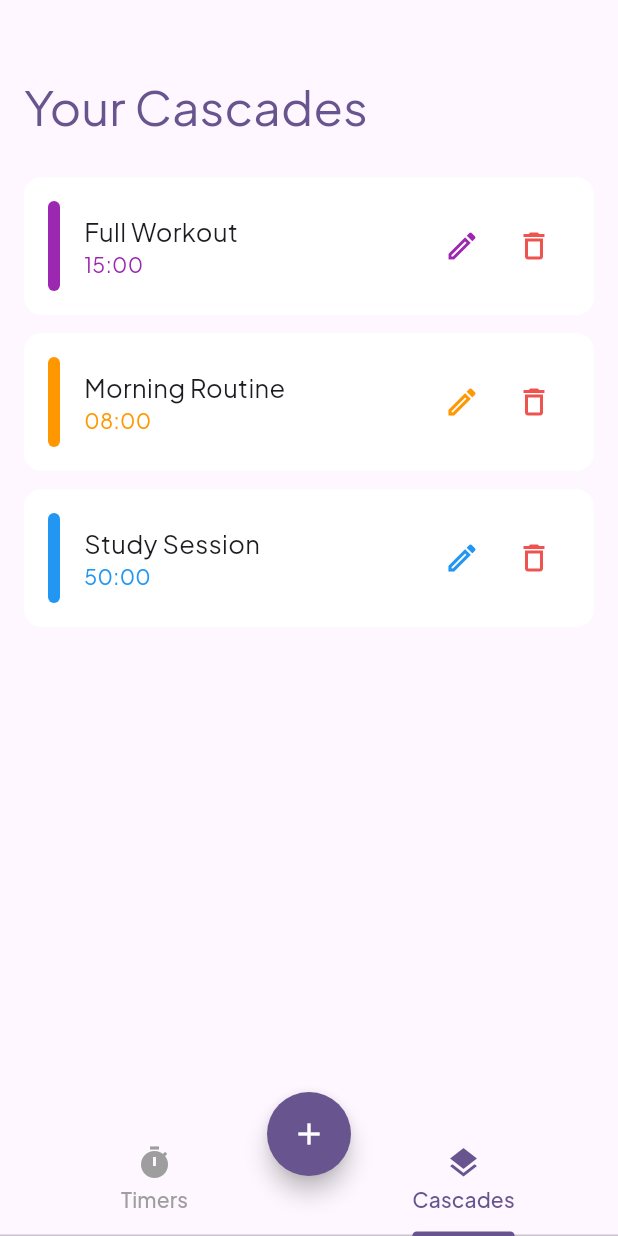
After one commit to XilefEel/Cascade, a Flutter app: the screen it shows after launch, tab 2 chosen, after a tap on the "edit" icon, on a phone screen of 412 x 824 dp. The commit adds this screen. Run offline on Flutter 3.47's test engine with Material 3 defaults, Android fonts, the phone set to English and light mode, and no system bars; our stand-ins replace google_fonts.

Commit message:
updated folder structure and added cascades screen

```diff
--- a/lib/main.dart
+++ b/lib/main.dart
@@ -1,5 +1,6 @@
 import 'package:flutter/material.dart';
 import 'package:google_fonts/google_fonts.dart';
+import 'screens/home_page.dart';
 
 void main() {
   runApp(const MyApp());
@@ -20,207 +21,3 @@ class MyApp extends StatelessWidget {
     );
   }
 }
-
-class HomePage extends StatefulWidget {
-  const HomePage({super.key});
-
-  @override
-  State<HomePage> createState() => _HomePageState();
-}
-
-class _HomePageState extends State<HomePage> {
-  @override
-  Widget build(BuildContext context) {
-    final mockTimers = [
-      TimerData(
-        name: 'Rest 60s',
-        duration: const Duration(seconds: 60),
-        color: Colors.blue,
-      ),
-      TimerData(
-        name: 'Plank',
-        duration: const Duration(minutes: 3),
-        color: Colors.green,
-      ),
-      TimerData(
-        name: 'HIIT Round',
-        duration: const Duration(seconds: 45),
-        color: Colors.orange,
-      ),
-      TimerData(
-        name: 'Cool Down',
-        duration: const Duration(minutes: 5),
-        color: Colors.purple,
-      ),
-      TimerData(
-        name: 'Stretch',
-        duration: const Duration(minutes: 10),
-        color: Colors.red,
-      ),
-      TimerData(
-        name: 'Rest 60s',
-        duration: const Duration(seconds: 60),
-        color: Colors.blue,
-      ),
-      TimerData(
-        name: 'Plank',
-        duration: const Duration(minutes: 3),
-        color: Colors.green,
-      ),
-      TimerData(
-        name: 'HIIT Round',
-        duration: const Duration(seconds: 45),
-        color: Colors.orange,
-      ),
-      TimerData(
-        name: 'Cool Down',
-        duration: const Duration(minutes: 5),
-        color: Colors.purple,
-      ),
-      TimerData(
-        name: 'Stretch',
-        duration: const Duration(minutes: 10),
-        color: Colors.red,
-      ),
-    ];
-    return Scaffold(
-      body: ListView(
-        padding: const EdgeInsets.only(
-          top: 48.0,
-          left: 16.0,
-          right: 16.0,
-          bottom: 100.0,
-        ),
-        children: [
-          Padding(
-            padding: const EdgeInsets.only(bottom: 24.0),
-            child: Text(
-              'Your Timers',
-              style: TextStyle(
-                fontSize: 32,
-                color: Theme.of(context).colorScheme.primary,
-              ),
-            ),
-          ),
-
-          ...mockTimers.map(
-            (timer) => Padding(
-              padding: const EdgeInsets.only(bottom: 12.0),
-              child: TimerCard(timer: timer),
-            ),
-          ),
-        ],
-      ),
-      floatingActionButtonLocation: FloatingActionButtonLocation.centerFloat,
-      floatingActionButton: FloatingActionButton(
-        onPressed: () => {},
-        tooltip: 'New Timer',
-        backgroundColor: Theme.of(context).colorScheme.primary,
-        foregroundColor: Theme.of(context).colorScheme.onPrimary,
-        shape: const CircleBorder(),
-        child: const Icon(Icons.add),
-      ),
-      bottomNavigationBar: BottomNavigationBar(
-        items: const [
-          BottomNavigationBarItem(icon: Icon(Icons.timer), label: 'Timers'),
-          BottomNavigationBarItem(icon: Icon(Icons.link), label: 'Chains'),
-        ],
-      ),
-    );
-  }
-}
-
-class TimerCard extends StatelessWidget {
-  final TimerData timer;
-
-  const TimerCard({super.key, required this.timer});
-
-  String formatDuration(Duration duration) {
-    String twoDigits(int n) => n.toString().padLeft(2, '0');
-    String hours = twoDigits(duration.inHours);
-    String minutes = twoDigits(duration.inMinutes.remainder(60));
-    String seconds = twoDigits(duration.inSeconds.remainder(60));
-
-    if (duration.inHours > 0) {
-      return '$hours:$minutes:$seconds';
-    } else {
-      return '$minutes:$seconds';
-    }
-  }
-
-  @override
-  Widget build(BuildContext context) {
-    return Material(
-      color: Colors.white,
-      borderRadius: BorderRadius.circular(12.0),
-      child: InkWell(
-        onTap: () {},
-        hoverColor: timer.color.withOpacity(0.05),
-        borderRadius: BorderRadius.circular(12.0),
-        splashColor: timer.color.withOpacity(0.2),
-        highlightColor: timer.color.withOpacity(0.1),
-        child: Container(
-          decoration: BoxDecoration(borderRadius: BorderRadius.circular(12.0)),
-          child: Padding(
-            padding: const EdgeInsets.all(16),
-            child: Row(
-              children: [
-                Expanded(
-                  child: Row(
-                    children: [
-                      Container(
-                        width: 8,
-                        height: 60,
-                        decoration: BoxDecoration(
-                          color: timer.color,
-                          borderRadius: BorderRadius.circular(4),
-                        ),
-                      ),
-                      const SizedBox(width: 16),
-                      Expanded(
-                        child: Column(
-                          crossAxisAlignment: CrossAxisAlignment.start,
-                          children: [
-                            Text(
-                              timer.name,
-                              style: const TextStyle(fontSize: 17),
-                            ),
-                            Text(
-                              formatDuration(timer.duration),
-                              style: TextStyle(
-                                fontSize: 14,
-                                color: timer.color,
-                              ),
-                            ),
-                          ],
-                        ),
-                      ),
-                    ],
-                  ),
-                ),
-
-                IconButton(
-                  onPressed: () {},
-                  icon: Icon(Icons.edit_outlined, color: timer.color),
-                  tooltip: 'Edit',
-                ),
-                IconButton(
-                  onPressed: () {},
-                  icon: Icon(Icons.delete_outlined, color: Colors.red[400]),
-                ),
-              ],
-            ),
-          ),
-        ),
-      ),
-    );
-  }
-}
-
-class TimerData {
-  final String name;
-  final Duration duration;
-  final Color color;
-
-  TimerData({required this.name, required this.duration, required this.color});
-}
--- /dev/null
+++ b/lib/models/cascade.dart
@@ -0,0 +1,15 @@
+import 'package:flutter/material.dart';
+
+class CascadeData {
+  final String name;
+  final int timerCount;
+  final Duration totalDuration;
+  final Color color;
+
+  CascadeData({
+    required this.name,
+    required this.timerCount,
+    required this.totalDuration,
+    required this.color,
+  });
+}
--- /dev/null
+++ b/lib/models/timer.dart
@@ -0,0 +1,9 @@
+import 'package:flutter/material.dart';
+
+class TimerData {
+  final String name;
+  final Duration duration;
+  final Color color;
+
+  TimerData({required this.name, required this.duration, required this.color});
+}
--- /dev/null
+++ b/lib/screens/cascade_page.dart
@@ -0,0 +1,59 @@
+import 'package:flutter/material.dart';
+import '../widgets/cascade_card.dart';
+import '../models/cascade.dart';
+
+class CascadesPage extends StatelessWidget {
+  const CascadesPage({super.key});
+
+  @override
+  Widget build(BuildContext context) {
+    final mockCascades = [
+      CascadeData(
+        name: 'Full Workout',
+        timerCount: 5,
+        totalDuration: const Duration(minutes: 15),
+        color: Colors.purple,
+      ),
+      CascadeData(
+        name: 'Morning Routine',
+        timerCount: 3,
+        totalDuration: const Duration(minutes: 8),
+        color: Colors.orange,
+      ),
+      CascadeData(
+        name: 'Study Session',
+        timerCount: 4,
+        totalDuration: const Duration(minutes: 50),
+        color: Colors.blue,
+      ),
+    ];
+
+    return ListView(
+      padding: const EdgeInsets.only(
+        top: 48.0,
+        left: 16.0,
+        right: 16.0,
+        bottom: 100.0,
+      ),
+      children: [
+        Padding(
+          padding: const EdgeInsets.only(bottom: 24.0),
+          child: Text(
+            'Your Cascades',
+            style: TextStyle(
+              fontSize: 32,
+              color: Theme.of(context).colorScheme.primary,
+            ),
+          ),
+        ),
+
+        ...mockCascades.map(
+          (cascade) => Padding(
+            padding: const EdgeInsets.only(bottom: 12.0),
+            child: CascadeCard(cascade: cascade),
+          ),
+        ),
+      ],
+    );
+  }
+}
--- /dev/null
+++ b/lib/screens/home_page.dart
@@ -0,0 +1,78 @@
+import 'package:cascade/screens/cascade_page.dart';
+import 'package:flutter/material.dart';
+import 'timer_page.dart';
+
+class HomePage extends StatefulWidget {
+  const HomePage({super.key});
+
+  @override
+  State<HomePage> createState() => _HomePageState();
+}
+
+class _HomePageState extends State<HomePage>
+    with SingleTickerProviderStateMixin {
+  late PageController _pageController;
+  late TabController _tabController;
+
+  @override
+  void initState() {
+    super.initState();
+    _pageController = PageController();
+    _tabController = TabController(length: 2, vsync: this);
+  }
+
+  @override
+  void dispose() {
+    _pageController.dispose();
+    _tabController.dispose();
+    super.dispose();
+  }
+
+  @override
+  Widget build(BuildContext context) {
+    return Scaffold(
+      body: Column(
+        children: [
+          Expanded(
+            child: PageView(
+              controller: _pageController,
+              onPageChanged: (index) {
+                _tabController.animateTo(index);
+              },
+              children: const [TimersPage(), CascadesPage()],
+            ),
+          ),
+          TabBar(
+            controller: _tabController,
+            labelColor: Theme.of(context).colorScheme.primary,
+            unselectedLabelColor: Colors.grey,
+            indicatorColor: Theme.of(context).colorScheme.primary,
+            onTap: (index) {
+              _pageController.animateToPage(
+                index,
+                duration: const Duration(milliseconds: 300),
+                curve: Curves.easeInOut,
+              );
+            },
+            tabs: const [
+              Tab(icon: Icon(Icons.timer), text: 'Timers'),
+              Tab(icon: Icon(Icons.layers), text: 'Cascades'),
+            ],
+          ),
+        ],
+      ),
+      floatingActionButtonLocation: FloatingActionButtonLocation.centerFloat,
+      floatingActionButton: Padding(
+        padding: const EdgeInsets.only(bottom: 24.0),
+        child: FloatingActionButton(
+          onPressed: () => {},
+          tooltip: 'New Timer',
+          backgroundColor: Theme.of(context).colorScheme.primary,
+          foregroundColor: Theme.of(context).colorScheme.onPrimary,
+          shape: const CircleBorder(),
+          child: const Icon(Icons.add),
+        ),
+      ),
+    );
+  }
+}
--- /dev/null
+++ b/lib/screens/timer_page.dart
@@ -0,0 +1,97 @@
+import 'package:flutter/material.dart';
+import '../models/timer.dart';
+import '../widgets/timer_card.dart';
+
+class TimersPage extends StatefulWidget {
+  const TimersPage({super.key});
+
+  @override
+  State<TimersPage> createState() => _TimersPageState();
+}
+
+class _TimersPageState extends State<TimersPage> {
+  @override
+  Widget build(BuildContext context) {
+    final mockTimers = [
+      TimerData(
+        name: 'Rest 60s',
+        duration: const Duration(seconds: 60),
+        color: Colors.blue,
+      ),
+      TimerData(
+        name: 'Plank',
+        duration: const Duration(minutes: 3),
+        color: Colors.green,
+      ),
+      TimerData(
+        name: 'HIIT Round',
+        duration: const Duration(seconds: 45),
+        color: Colors.orange,
+      ),
+      TimerData(
+        name: 'Cool Down',
+        duration: const Duration(minutes: 5),
+        color: Colors.purple,
+      ),
+      TimerData(
+        name: 'Stretch',
+        duration: const Duration(minutes: 10),
+        color: Colors.red,
+      ),
+      TimerData(
+        name: 'Rest 60s',
+        duration: const Duration(seconds: 60),
+        color: Colors.blue,
+      ),
+      TimerData(
+        name: 'Plank',
+        duration: const Duration(minutes: 3),
+        color: Colors.green,
+      ),
+      TimerData(
+        name: 'HIIT Round',
+        duration: const Duration(seconds: 45),
+        color: Colors.orange,
+      ),
+      TimerData(
+        name: 'Cool Down',
+        duration: const Duration(minutes: 5),
+        color: Colors.purple,
+      ),
+      TimerData(
+        name: 'Stretch',
+        duration: const Duration(minutes: 10),
+        color: Colors.red,
+      ),
+    ];
+    return Scaffold(
+      body: ListView(
+        padding: const EdgeInsets.only(
+          top: 48.0,
+          left: 16.0,
+          right: 16.0,
+          bottom: 100.0,
+        ),
+        children: [
+          Padding(
+            padding: const EdgeInsets.only(bottom: 24.0),
+            child: Text(
+              'Your Timers',
+              style: TextStyle(
+                fontSize: 32,
+                color: Theme.of(context).colorScheme.primary,
+              ),
+            ),
+          ),
+
+          ...mockTimers.map(
+            (timer) => Padding(
+              padding: const EdgeInsets.only(bottom: 12.0),
+              child: TimerCard(timer: timer),
+            ),
+          ),
+        ],
+      ),
+    );
+  }
+}
--- /dev/null
+++ b/lib/widgets/cascade_card.dart
@@ -0,0 +1,89 @@
+import 'package:flutter/material.dart';
+import '../models/cascade.dart';
+
+class CascadeCard extends StatelessWidget {
+  final CascadeData cascade;
+
+  const CascadeCard({super.key, required this.cascade});
+
+  String formatDuration(Duration duration) {
+    String twoDigits(int n) => n.toString().padLeft(2, '0');
+    String hours = twoDigits(duration.inHours);
+    String minutes = twoDigits(duration.inMinutes.remainder(60));
+    String seconds = twoDigits(duration.inSeconds.remainder(60));
+
+    if (duration.inHours > 0) {
+      return '$hours:$minutes:$seconds';
+    } else {
+      return '$minutes:$seconds';
+    }
+  }
+
+  @override
+  Widget build(BuildContext context) {
+    return Material(
+      color: Colors.white,
+      borderRadius: BorderRadius.circular(12.0),
+      child: InkWell(
+        onTap: () {},
+        hoverColor: cascade.color.withOpacity(0.05),
+        borderRadius: BorderRadius.circular(12.0),
+        splashColor: cascade.color.withOpacity(0.2),
+        highlightColor: cascade.color.withOpacity(0.1),
+        child: Container(
+          decoration: BoxDecoration(borderRadius: BorderRadius.circular(12.0)),
+          child: Padding(
+            padding: const EdgeInsets.all(16),
+            child: Row(
+              children: [
+                Expanded(
+                  child: Row(
+                    children: [
+                      Container(
+                        width: 8,
+                        height: 60,
+                        decoration: BoxDecoration(
+                          color: cascade.color,
+                          borderRadius: BorderRadius.circular(4),
+                        ),
+                      ),
+                      const SizedBox(width: 16),
+                      Expanded(
+                        child: Column(
+                          crossAxisAlignment: CrossAxisAlignment.start,
+                          children: [
+                            Text(
+                              cascade.name,
+                              style: const TextStyle(fontSize: 17),
+                            ),
+                            Text(
+                              formatDuration(cascade.totalDuration),
+                              style: TextStyle(
+                                fontSize: 14,
+                                color: cascade.color,
+                              ),
+                            ),
+                          ],
+                        ),
+                      ),
+                    ],
+                  ),
+                ),
+
+                IconButton(
+                  onPressed: () {},
+                  icon: Icon(Icons.edit_outlined, color: cascade.color),
+                  tooltip: 'Edit',
+                ),
+                IconButton(
+                  onPressed: () {},
+                  icon: Icon(Icons.delete_outlined, color: Colors.red[400]),
+                ),
+              ],
+            ),
+          ),
+        ),
+      ),
+    );
+  }
+}
--- /dev/null
+++ b/lib/widgets/timer_card.dart
@@ -0,0 +1,89 @@
+import 'package:flutter/material.dart';
+import '../models/timer.dart';
+
+class TimerCard extends StatelessWidget {
+  final TimerData timer;
+
+  const TimerCard({super.key, required this.timer});
+
+  String formatDuration(Duration duration) {
+    String twoDigits(int n) => n.toString().padLeft(2, '0');
+    String hours = twoDigits(duration.inHours);
+    String minutes = twoDigits(duration.inMinutes.remainder(60));
+    String seconds = twoDigits(duration.inSeconds.remainder(60));
+
+    if (duration.inHours > 0) {
+      return '$hours:$minutes:$seconds';
+    } else {
+      return '$minutes:$seconds';
+    }
+  }
+
+  @override
+  Widget build(BuildContext context) {
+    return Material(
+      color: Colors.white,
+      borderRadius: BorderRadius.circular(12.0),
+      child: InkWell(
+        onTap: () {},
+        hoverColor: timer.color.withOpacity(0.05),
+        borderRadius: BorderRadius.circular(12.0),
+        splashColor: timer.color.withOpacity(0.2),
+        highlightColor: timer.color.withOpacity(0.1),
+        child: Container(
+          decoration: BoxDecoration(borderRadius: BorderRadius.circular(12.0)),
+          child: Padding(
+            padding: const EdgeInsets.all(16),
+            child: Row(
+              children: [
+                Expanded(
+                  child: Row(
+                    children: [
+                      Container(
+                        width: 8,
+                        height: 60,
+                        decoration: BoxDecoration(
+                          color: timer.color,
+                          borderRadius: BorderRadius.circular(4),
+                        ),
+                      ),
+                      const SizedBox(width: 16),
+                      Expanded(
+                        child: Column(
+                          crossAxisAlignment: CrossAxisAlignment.start,
+                          children: [
+                            Text(
+                              timer.name,
+                              style: const TextStyle(fontSize: 17),
+                            ),
+                            Text(
+                              formatDuration(timer.duration),
+                              style: TextStyle(
+                                fontSize: 14,
+                                color: timer.color,
+                              ),
+                            ),
+                          ],
+                        ),
+                      ),
+                    ],
+                  ),
+                ),
+
+                IconButton(
+                  onPressed: () {},
+                  icon: Icon(Icons.edit_outlined, color: timer.color),
+                  tooltip: 'Edit',
+                ),
+                IconButton(
+                  onPressed: () {},
+                  icon: Icon(Icons.delete_outlined, color: Colors.red[400]),
+                ),
+              ],
+            ),
+          ),
+        ),
+      ),
+    );
+  }
+}
```
